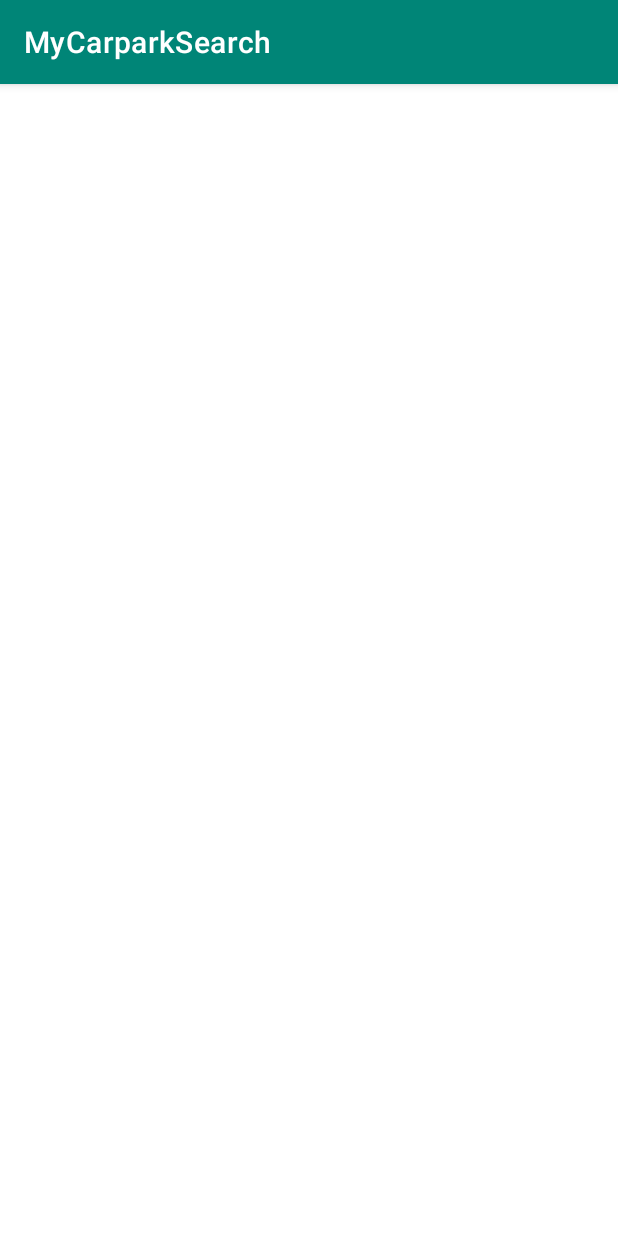
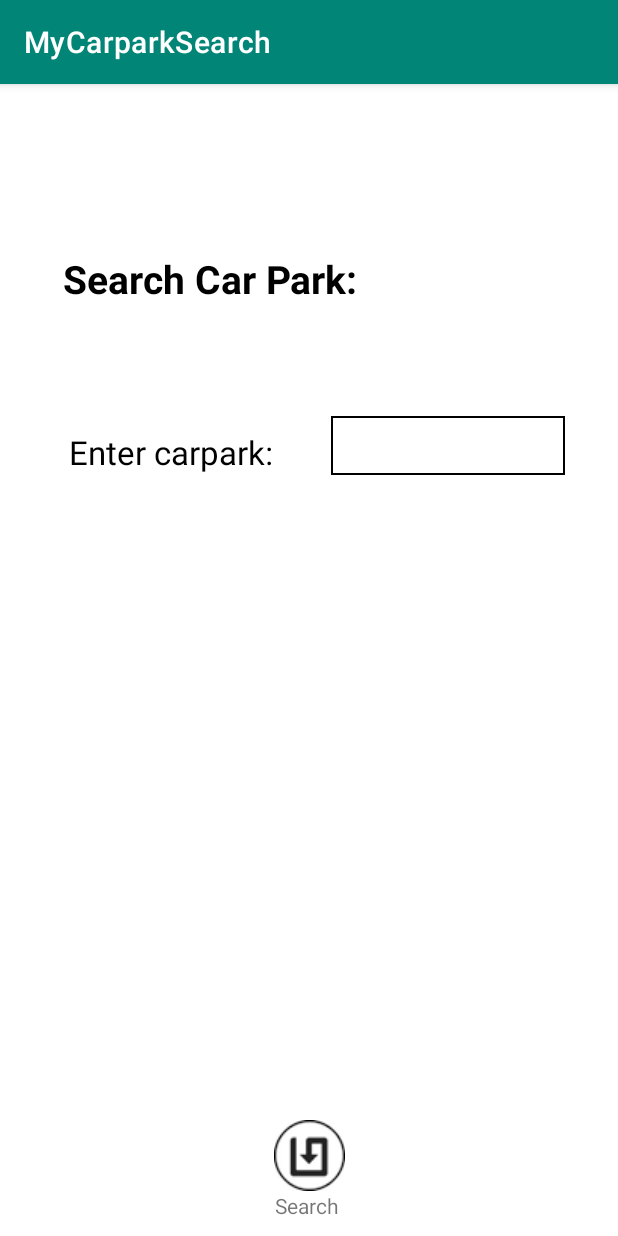
Before and after one commit to SamFangshan/CZ2006CarPark, an Android app: the SearchForAddressActivity screen opened directly, with no data from a screen before it, on a phone screen of 412 x 824 dp. Run offline under Robolectric (Android 15) with nearby library versions, the phone set to English and light mode, and no system bars.

Commit message:
Search Carpark UI implemented

```diff
--- a/app/src/main/res/layout/activity_search_for_address.xml
+++ b/app/src/main/res/layout/activity_search_for_address.xml
@@ -1,12 +1,75 @@
 <?xml version="1.0" encoding="utf-8"?>
-<RelativeLayout
-    xmlns:android="http://schemas.android.com/apk/res/android"
-    xmlns:map="http://schemas.android.com/apk/res-auto"
+<androidx.constraintlayout.widget.ConstraintLayout xmlns:android="http://schemas.android.com/apk/res/android"
+    xmlns:app="http://schemas.android.com/apk/res-auto"
     xmlns:tools="http://schemas.android.com/tools"
     android:layout_width="match_parent"
     android:layout_height="match_parent"
     tools:context=".SearchForAddressActivity">
 
+    <TextView
+        android:id="@+id/carParkNo"
+        android:layout_width="354dp"
+        android:layout_height="67dp"
+        android:layout_alignParentStart="true"
+        android:layout_alignParentTop="true"
+        android:layout_marginStart="5dp"
+        android:layout_marginTop="112dp"
+        android:text="Search Car Park: "
+        android:textColor="#000000"
+        android:textSize="26sp"
+        android:textStyle="bold"
+        app:layout_constraintEnd_toEndOf="parent"
+        app:layout_constraintHorizontal_bias="0.692"
+        app:layout_constraintStart_toStartOf="parent"
+        app:layout_constraintTop_toTopOf="parent" />
 
+    <EditText
+        android:id="@+id/nameText"
+        android:layout_width="156dp"
+        android:layout_height="39dp"
+        android:layout_marginTop="42dp"
+        android:background="@drawable/textview_border"
+        android:ems="10"
+        android:paddingLeft="5dp"
+        android:paddingTop="5dp"
+        android:paddingRight="5dp"
+        android:paddingBottom="5dp"
+        app:layout_constraintEnd_toEndOf="parent"
+        app:layout_constraintHorizontal_bias="0.862"
+        app:layout_constraintStart_toStartOf="parent"
+        app:layout_constraintTop_toBottomOf="@+id/carParkNo" />
 
-</RelativeLayout>
+    <TextView
+        android:id="@+id/notify"
+        android:layout_width="wrap_content"
+        android:layout_height="wrap_content"
+        android:layout_marginTop="51dp"
+        android:text="Enter carpark:"
+        android:textColor="#000000"
+        android:textSize="22sp"
+        app:layout_constraintEnd_toEndOf="parent"
+        app:layout_constraintHorizontal_bias="0.167"
+        app:layout_constraintStart_toStartOf="parent"
+        app:layout_constraintTop_toBottomOf="@+id/carParkNo" />
+
+    <ImageButton
+        android:id="@+id/saveButton"
+        android:layout_width="wrap_content"
+        android:layout_height="wrap_content"
+        android:layout_marginBottom="30dp"
+        android:background="@drawable/button_background"
+        app:layout_constraintBottom_toBottomOf="parent"
+        app:layout_constraintEnd_toEndOf="parent"
+        app:layout_constraintStart_toStartOf="parent"
+        app:srcCompat="@drawable/save" />
+
+    <TextView
+        android:id="@+id/saveText"
+        android:layout_width="46dp"
+        android:layout_height="22dp"
+        android:text="Search"
+        app:layout_constraintEnd_toEndOf="parent"
+        app:layout_constraintStart_toStartOf="parent"
+        app:layout_constraintTop_toBottomOf="@+id/saveButton" />
+
+</androidx.constraintlayout.widget.ConstraintLayout>
--- a/app/src/main/res/values/strings.xml
+++ b/app/src/main/res/values/strings.xml
@@ -2,6 +2,6 @@
     <string name="app_name">MyCarparkSearch</string>
     <string name="title_activity_maps">Map</string>
     <string name="map_key" translatable="false">AIzaSyCN2zyVMvCtbLE_7kGt4VbJFd2O8EQVCEo</string>
-    <string name="findLocationText">Find a location</string>
+    <string name="findLocationText">         Find a location</string>
     <!--If there are issues with a key, replace the key here and also in google_maps_api.xml-->
 </resources>
```
